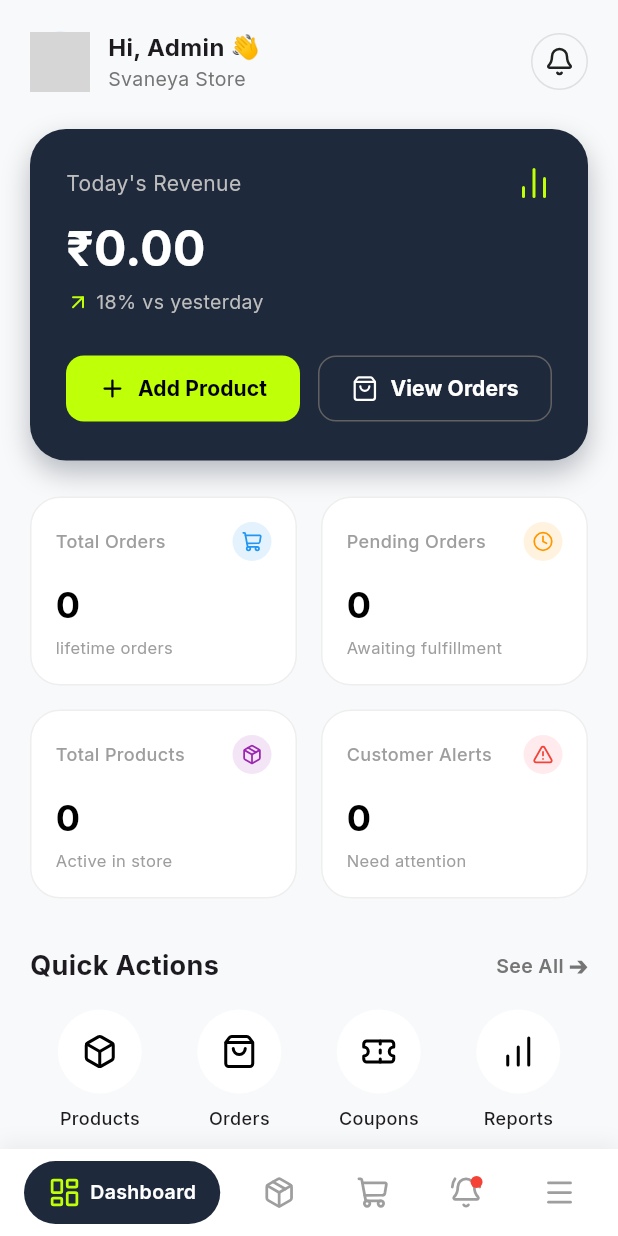
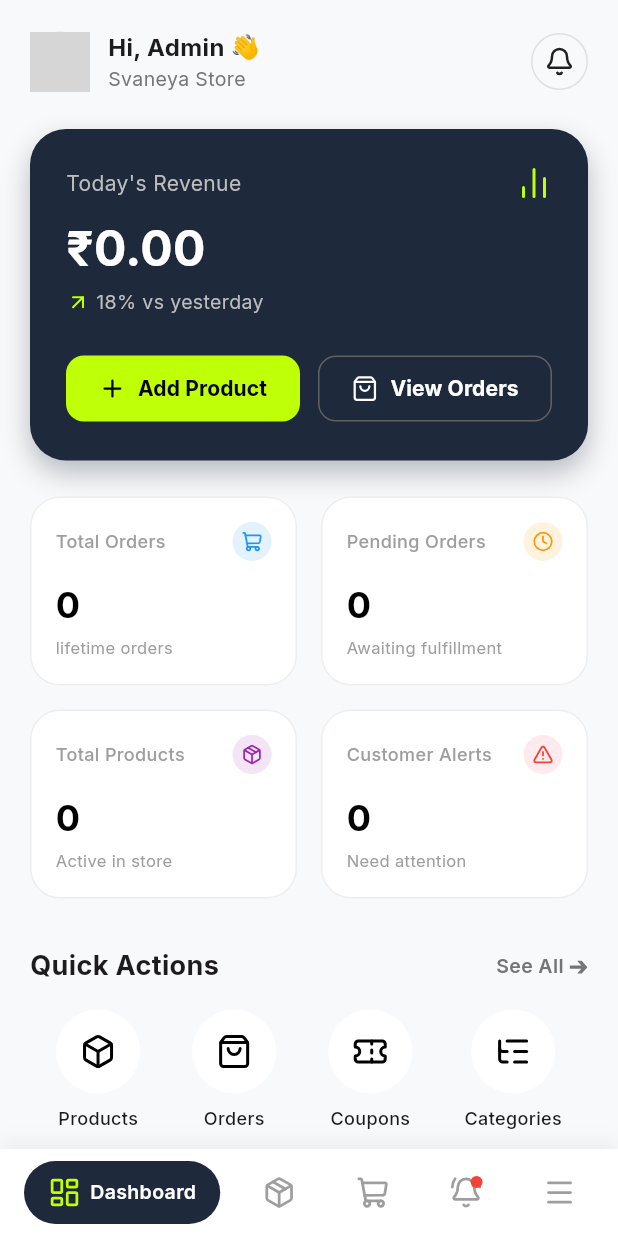
Before and after one commit to Akhilvijayanvj/svaneya-admin-app, a Flutter app: the screen it shows once a user with an empty profile is signed in, on a phone screen of 412 x 824 dp. Run offline on Flutter 3.47's test engine with Material 3 defaults, Android fonts, the phone set to English and light mode, and no system bars; our stand-ins replace google_fonts, image_picker, lucide_icons, supabase_flutter; accounts and stored records are empty; network calls fail; grey boxes are pictures that could not be loaded.

Commit message:
Add Categories shortcut to Admin Dashboard Quick Actions

```diff
--- a/lib/screens/overview.dart
+++ b/lib/screens/overview.dart
@@ -2,6 +2,7 @@ import 'package:flutter/material.dart';
 import '../main.dart';
 import 'package:lucide_icons/lucide_icons.dart';
 import 'add_product.dart';
+import 'categories.dart';
 
 class OverviewScreen extends StatefulWidget {
   final Function(int)? onNavigate;
@@ -198,7 +199,7 @@ class _OverviewScreenState extends State<OverviewScreen> {
                       _buildQuickActionBtn('Products', LucideIcons.box, () => widget.onNavigate?.call(1)),
                       _buildQuickActionBtn('Orders', LucideIcons.shoppingBag, () => widget.onNavigate?.call(2)),
                       _buildQuickActionBtn('Coupons', LucideIcons.ticket, () => widget.onNavigate?.call(4)),
-                      _buildQuickActionBtn('Reports', LucideIcons.barChart, () {}),
+                      _buildQuickActionBtn('Categories', LucideIcons.listTree, () => Navigator.push(context, MaterialPageRoute(builder: (_) => const CategoriesScreen()))),
                     ],
                   )
                 ],
```
